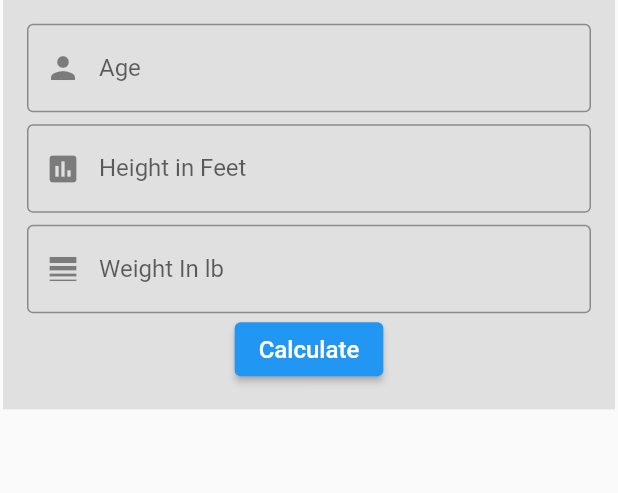
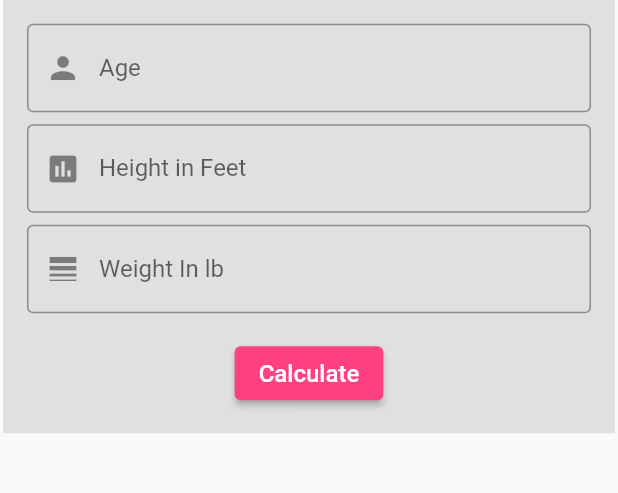
Before and after one commit to gulamanas/BMI-App, a Flutter app: the screen it shows after launch, on a phone screen of 412 x 824 dp, the part 201-694 px from its top. Run offline on Flutter 3.47's test engine with Material 2 defaults, Android fonts, the light colour scheme and no system bars.

Commit message:
elevated button styling

```diff
--- a/lib/home.dart
+++ b/lib/home.dart
@@ -117,14 +117,20 @@ class _HomeState extends State<Home> {
                   ),
                 ),
 
-                ElevatedButton(
+                Padding(
+                  padding: const EdgeInsets.only(top: 16.0),
+                  child: ElevatedButton(
                     onPressed: finalResult,
+                    style: ButtonStyle(
+                      backgroundColor: MaterialStateProperty.all(Colors.pinkAccent)
+                    ),
                      child: Text(
                        'Calculate',
                        style: TextStyle(
                          fontSize: 16.0,
                        ),
                      )
+                  ),
                 ),
               ],
             ),
```
Lines whose indentation alone changed are shown as unchanged.
